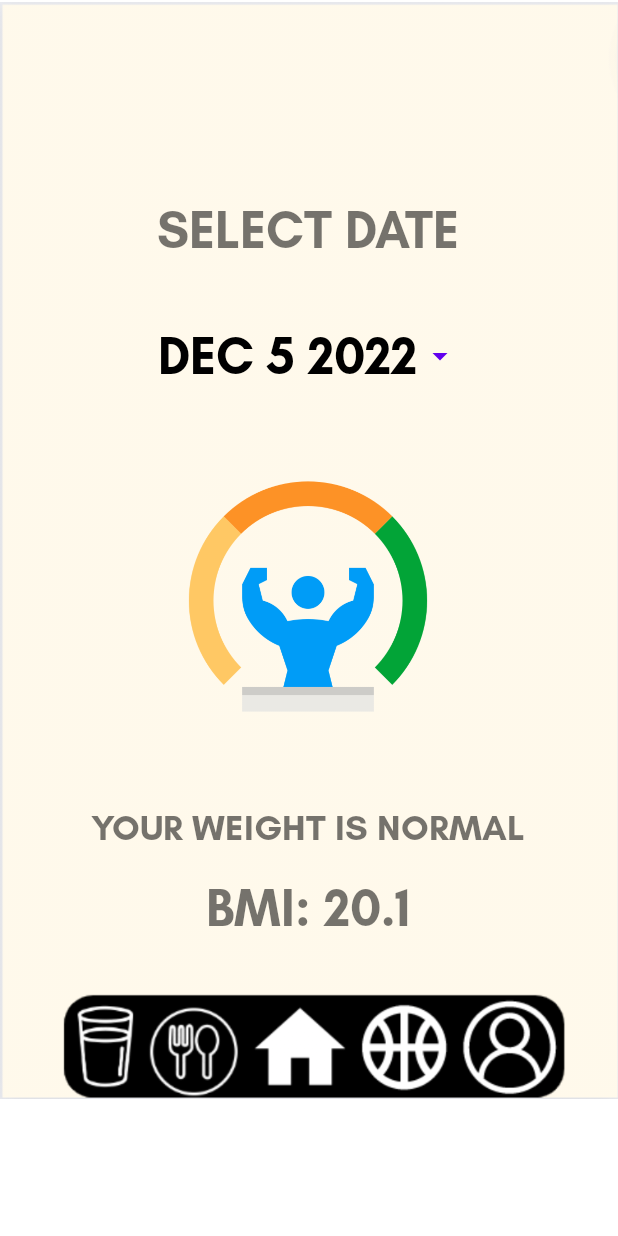
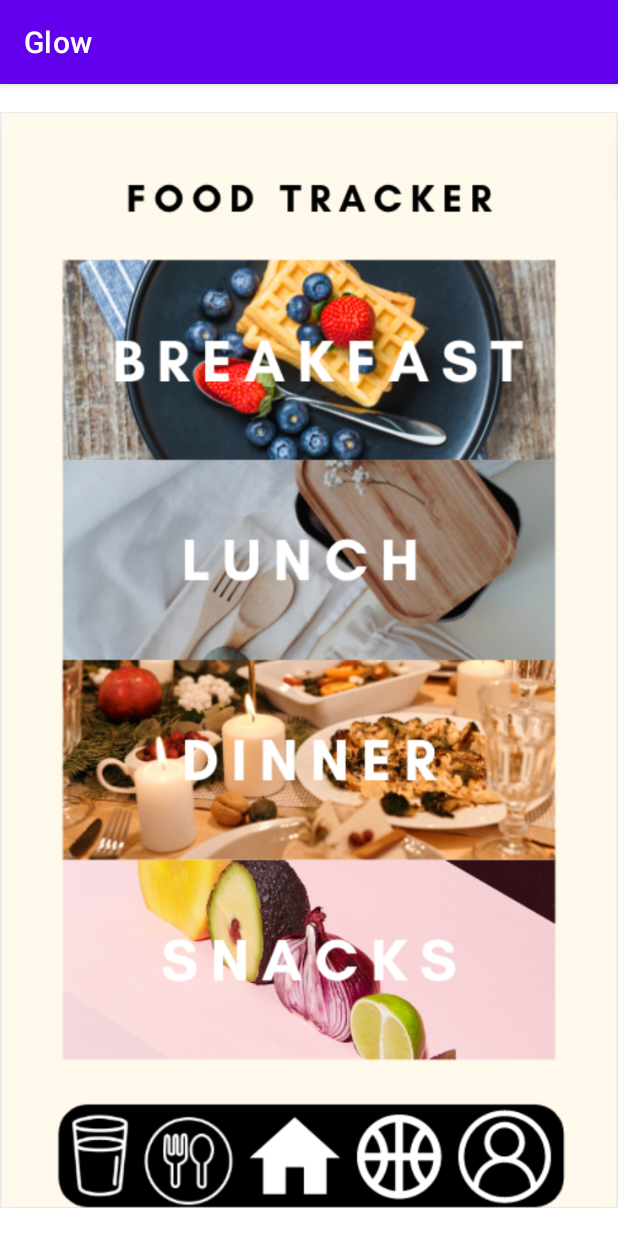
Before and after one commit to chloegem/MobileFinalProject, an Android app: the HomeActivity screen opened directly, with no data from a screen before it, after a tap on an icon or button, on a phone screen of 412 x 824 dp. Run offline under Robolectric (Android 15) with nearby library versions, the phone set to English and light mode, and no system bars; 1 statement that could not run was skipped.

Commit message:
Added templates to resources

```diff
--- /dev/null
+++ b/Frontend/app/src/main/java/com/example/glow/FoodTracker.java
@@ -0,0 +1,14 @@
+package com.example.glow;
+
+import androidx.appcompat.app.AppCompatActivity;
+
+import android.os.Bundle;
+
+public class FoodTracker extends AppCompatActivity {
+
+    @Override
+    protected void onCreate(Bundle savedInstanceState) {
+        super.onCreate(savedInstanceState);
+        setContentView(R.layout.activity_food_tracker);
+    }
+}
--- a/Frontend/app/src/main/java/com/example/glow/HomeActivity.java
+++ b/Frontend/app/src/main/java/com/example/glow/HomeActivity.java
@@ -2,12 +2,16 @@ package com.example.glow;
 
 import androidx.appcompat.app.AppCompatActivity;
 
+import android.app.AlertDialog;
 import android.app.DatePickerDialog;
+import android.content.Context;
+import android.content.Intent;
 import android.content.SharedPreferences;
 import android.os.AsyncTask;
 import android.os.Bundle;
 import android.view.View;
 import android.widget.Button;
+import android.widget.DatePicker;
 import android.widget.TextView;
 import android.widget.Toast;
 
@@ -25,6 +29,7 @@ import java.net.URL;
 import java.net.URLEncoder;
 import java.text.DecimalFormat;
 import java.util.ArrayList;
+import java.util.Calendar;
 
 public class HomeActivity extends AppCompatActivity {
 
@@ -132,14 +137,106 @@ public class HomeActivity extends AppCompatActivity {
         bmi_result = (TextView) findViewById(R.id.bmi_status);
         date_button = findViewById(R.id.datePickerButton);
         select_date = findViewById(R.id.selectdate);
+
+        shared = getSharedPreferences("com.lau.finalproject", Context.MODE_PRIVATE);
+        user_id = shared.getString("id","");
+        String url = "http://192.168.106.1/Final/Backend/getProfile.php";
+        HomeActivity.DownloadTask task = new HomeActivity.DownloadTask();
+        task.execute(user_id,url);
+
+
+        initDatePicker();
+
+        if (picked_date != ""){
+            date_button.setText(date_display);
+        }
+        else {
+            date_button.setText(getTodaysDate());
+        }
+    }
+
+    private String getTodaysDate() {
+        Calendar cal = Calendar.getInstance();
+        int year = cal.get(Calendar.YEAR);
+        int month = cal.get(Calendar.MONTH);
+        month = month + 1;
+        int day = cal.get(Calendar.DAY_OF_MONTH);
+        return makeDateString(day, month, year);
+    }
+
+    private void initDatePicker() {
+        DatePickerDialog.OnDateSetListener dateSetListener = new DatePickerDialog.OnDateSetListener()
+        {
+            @Override
+            public void onDateSet(DatePicker datePicker, int year, int month, int day)
+            {
+                month = month + 1;
+                String date = makeDateString(day, month, year);
+                date_button.setText(date);
+                picked_date = day + "" + month + "" + year;
+                shared.edit().putString("chosen_date",picked_date).commit();
+                date_button.setText(date);
+                date_display = date;
+            }
+        };
+        Calendar cal = Calendar.getInstance();
+        int year = cal.get(Calendar.YEAR);
+        int month = cal.get(Calendar.MONTH);
+        int day = cal.get(Calendar.DAY_OF_MONTH);
+
+        int style = AlertDialog.THEME_HOLO_LIGHT;
+        date_picker_dialog = new DatePickerDialog(this, style, dateSetListener, year, month, day);
+    }
+
+    private String makeDateString(int day, int month, int year)
+    {
+        return day + " " + getMonthFormat(month) + " " + year;
+    }
+
+    private String getMonthFormat(int month)
+    {
+        if(month == 1)
+            return "JAN";
+        if(month == 2)
+            return "FEB";
+        if(month == 3)
+            return "MAR";
+        if(month == 4)
+            return "APR";
+        if(month == 5)
+            return "MAY";
+        if(month == 6)
+            return "JUN";
+        if(month == 7)
+            return "JUL";
+        if(month == 8)
+            return "AUG";
+        if(month == 9)
+            return "SEP";
+        if(month == 10)
+            return "OCT";
+        if(month == 11)
+            return "NOV";
+        if(month == 12)
+            return "DEC";
+        return "JAN";
+    }
+
+    public void openDatePicker(View view)
+    {
+        date_picker_dialog.show();
     }
 
     public void goWater(View view){
+        startActivity(new Intent(HomeActivity.this, WaterTracker.class));
     }
     public void goFood(View view){
+        startActivity(new Intent(HomeActivity.this, FoodTracker.class));
     }
     public void goSport(View view){
+        startActivity(new Intent(HomeActivity.this, SportTracker.class));
     }
     public void goUser(View view){
+        startActivity(new Intent(HomeActivity.this, UserProfile.class));
     }
 }
--- /dev/null
+++ b/Frontend/app/src/main/res/layout/activity_food_tracker.xml
@@ -0,0 +1,67 @@
+<?xml version="1.0" encoding="utf-8"?>
+<androidx.constraintlayout.widget.ConstraintLayout xmlns:android="http://schemas.android.com/apk/res/android"
+    xmlns:app="http://schemas.android.com/apk/res-auto"
+    xmlns:tools="http://schemas.android.com/tools"
+    android:layout_width="match_parent"
+    android:layout_height="match_parent"
+    tools:context=".FoodTracker">
+
+    <ImageView
+        android:id="@+id/imageView6"
+        android:layout_width="wrap_content"
+        android:layout_height="wrap_content"
+        app:layout_constraintBottom_toBottomOf="parent"
+        app:layout_constraintEnd_toEndOf="parent"
+        app:layout_constraintHorizontal_bias="0.0"
+        app:layout_constraintStart_toStartOf="parent"
+        app:layout_constraintTop_toTopOf="parent"
+        app:srcCompat="@drawable/foodtracker" />
+
+    <TextView
+        android:id="@+id/textView3"
+        android:layout_width="322dp"
+        android:layout_height="133dp"
+        android:onClick="goFood"
+        app:layout_constraintBottom_toBottomOf="parent"
+        app:layout_constraintEnd_toEndOf="parent"
+        app:layout_constraintHorizontal_bias="0.494"
+        app:layout_constraintStart_toStartOf="parent"
+        app:layout_constraintTop_toTopOf="parent"
+        app:layout_constraintVertical_bias="0.168" />
+
+    <TextView
+        android:id="@+id/textView4"
+        android:layout_width="322dp"
+        android:layout_height="133dp"
+        android:onClick="goFood"
+        app:layout_constraintBottom_toBottomOf="parent"
+        app:layout_constraintEnd_toEndOf="parent"
+        app:layout_constraintHorizontal_bias="0.494"
+        app:layout_constraintStart_toStartOf="parent"
+        app:layout_constraintTop_toTopOf="parent"
+        app:layout_constraintVertical_bias="0.391" />
+
+    <TextView
+        android:id="@+id/textView5"
+        android:layout_width="322dp"
+        android:layout_height="133dp"
+        android:onClick="goFood"
+        app:layout_constraintBottom_toBottomOf="parent"
+        app:layout_constraintEnd_toEndOf="parent"
+        app:layout_constraintHorizontal_bias="0.494"
+        app:layout_constraintStart_toStartOf="parent"
+        app:layout_constraintTop_toTopOf="parent"
+        app:layout_constraintVertical_bias="0.613" />
+
+    <TextView
+        android:id="@+id/textView8"
+        android:layout_width="322dp"
+        android:layout_height="133dp"
+        android:onClick="goFood"
+        app:layout_constraintBottom_toBottomOf="parent"
+        app:layout_constraintEnd_toEndOf="parent"
+        app:layout_constraintHorizontal_bias="0.494"
+        app:layout_constraintStart_toStartOf="parent"
+        app:layout_constraintTop_toTopOf="parent"
+        app:layout_constraintVertical_bias="0.836" />
+</androidx.constraintlayout.widget.ConstraintLayout>
```
Also changed, not shown: Frontend/app/src/main/AndroidManifest.xml (+12 -0 lines), Frontend/app/src/main/java/com/example/glow/SportTracker.java (added, +14 -0 lines), Frontend/app/src/main/java/com/example/glow/UserProfile.java (added, +14 -0 lines), Frontend/app/src/main/java/com/example/glow/WaterTracker.java (added, +14 -0 lines), Frontend/app/src/main/res/layout/activity_sport_tracker.xml (added, +9 -0 lines), Frontend/app/src/main/res/layout/activity_user_profile.xml (added, +9 -0 lines), Frontend/app/src/main/res/layout/activity_water_tracker.xml (added, +9 -0 lines), Frontend/app/src/main/res/drawable-v24/foodactivity.png (added), Frontend/app/src/main/res/drawable-v24/foodtracker.png (added), Frontend/app/src/main/res/drawable-v24/sportsactivity.png (added), Frontend/app/src/main/res/drawable-v24/sportstracker.png (added), Frontend/app/src/main/res/drawable-v24/userprofile.png (added), Frontend/app/src/main/res/drawable-v24/watertracker.png (added).
